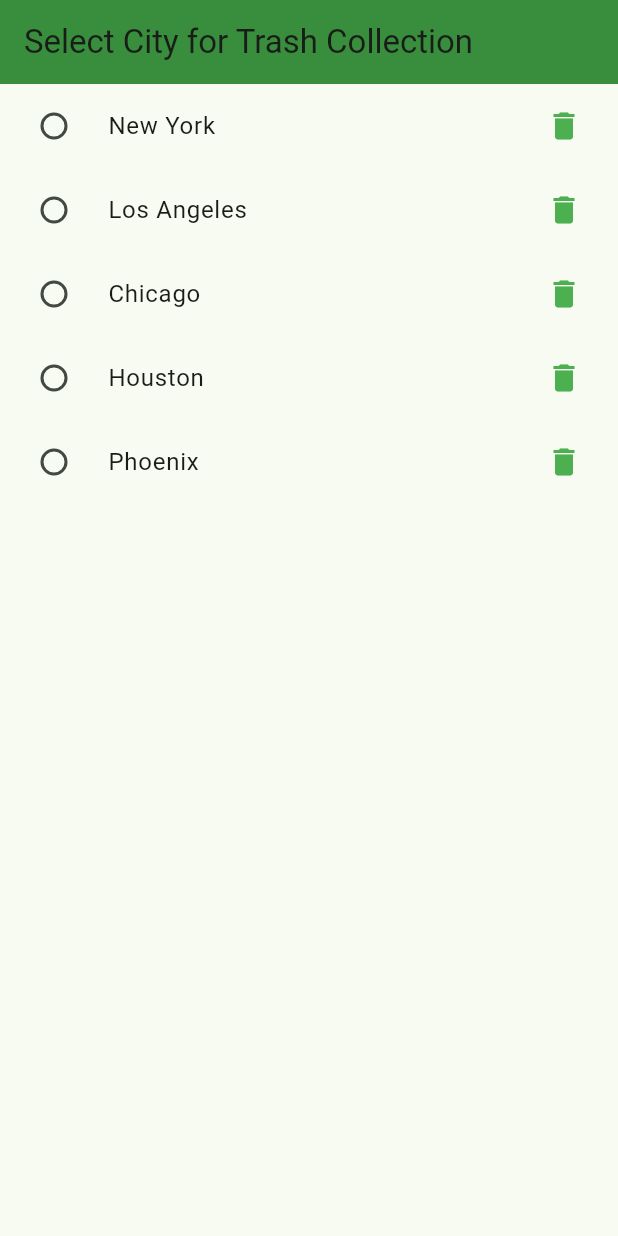
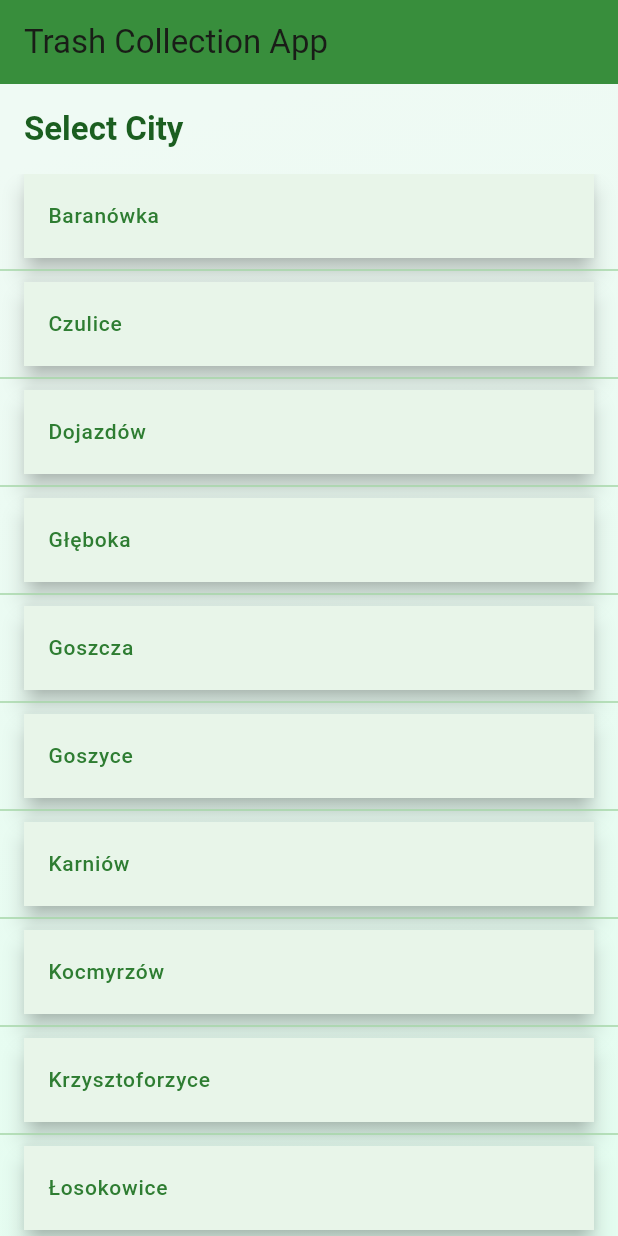
Before and after one commit to brxie/BinDay, a Flutter app: the screen it shows after launch, on a phone screen of 412 x 824 dp. Run offline on Flutter 3.47's test engine with Material 3 defaults, Android fonts, the phone set to English and light mode, and no system bars; our stand-ins replace shared_preferences, table_calendar.

Commit message:
List UI improvements

```diff
--- a/lib/data/events.dart
+++ b/lib/data/events.dart
@@ -22,7 +22,7 @@ List<Map<String, String>> getEventsForCity(String city) {
 }
 
 List<Map<String, String>> getNearestEventsForCity(String city) {
-  final now = DateTime.now();
+  final now = DateTime(DateTime.now().year, DateTime.now().month, DateTime.now().day);
   final events = getEventsForCity(city);
 
   // Find the nearest date
--- a/lib/pages/city_selection_page.dart
+++ b/lib/pages/city_selection_page.dart
@@ -7,18 +7,38 @@ bool isFirstBuild = true;
 class CitySelectionPage extends StatefulWidget {
   const CitySelectionPage({super.key});
 
-
   @override
   State<CitySelectionPage> createState() => _CitySelectionPageState();
 }
 
 class _CitySelectionPageState extends State<CitySelectionPage> {
   final List<String> _cities = [
-    'New York',
-    'Los Angeles',
-    'Chicago',
-    'Houston',
-    'Phoenix'
+    'Baranówka',
+    'Czulice',
+    'Dojazdów',
+    'Głęboka',
+    'Goszcza',
+    'Goszyce',
+    'Karniów',
+    'Kocmyrzów',
+    'Krzysztoforzyce',
+    'Łosokowice',
+    'Luborzyca',
+    'Łuczyce (część I Krakowska)',
+    'Łuczyce (część II Prądnik)',
+    'Maciejowice',
+    'Marszowice',
+    'Pietrzejowice',
+    'Prusy',
+    'Rawałowice',
+    'Sadowie',
+    'Skrzeszowice',
+    'Sulechów',
+    'Wiktorowice',
+    'Wilków',
+    'Wola Luborzycka',
+    'Wysiołek Luborzycki',
+    'Zastów'
   ];
   String? _selectedCity;
 
@@ -59,32 +79,81 @@ class _CitySelectionPageState extends State<CitySelectionPage> {
   Widget build(BuildContext context) {
     return Scaffold(
       appBar: AppBar(
-        title: const Text('Select City for Trash Collection'),
+        title: const Text('Trash Collection App'),
         backgroundColor: Colors.green[700],
       ),
-      body: ListView(
-        children: _cities.map((city) {
-          return RadioListTile<String>(
-            title: Text(city),
-            value: city,
-            groupValue: _selectedCity,
-            onChanged: (String? value) {
-              if (value != null) {
+      body: Container(
+        decoration: BoxDecoration(
+          gradient: LinearGradient(
+            colors: [
+              const Color.fromARGB(255, 239, 250, 244),
+              const Color.fromARGB(255, 228, 253, 240)
+            ],
+            begin: Alignment.topCenter,
+            end: Alignment.bottomRight,
+          ),
+        ),
+        child: Column(
+          crossAxisAlignment: CrossAxisAlignment.start,
+          children: <Widget>[
+            Padding(
+              padding: const EdgeInsets.all(16.0),
+              child: Text(
+                'Select City',
+                style: Theme.of(context).textTheme.titleLarge?.copyWith(
+                      color: Colors.green[900],
+                      fontWeight: FontWeight.bold,
+                    ),
+              ),
+            ),
+            Expanded(
+              child: ListView.separated(
+                itemCount: _cities.length,
+                separatorBuilder: (context, index) => Divider(
+                  color: Colors.green[200],
+                  thickness: 1,
+                ),
+                itemBuilder: (context, index) {
+                  final city = _cities[index];
+                  return Card(
+                    margin:
+                        const EdgeInsets.symmetric(horizontal: 16, vertical: 0),
+                    elevation: 6,
+                    shape: RoundedRectangleBorder(
+                      borderRadius: BorderRadius.circular(3),
+                    ),
+                    child: ListTile(
+                      tileColor: Colors.green[50],
+                      contentPadding:
+                          const EdgeInsets.symmetric(horizontal: 16),
+                      title: Text(
+                        city,
+                        style: TextStyle(
+                          fontSize: 14,
+                          fontWeight: FontWeight.w500,
+                          color: Colors.green[800],
+                        ),
+                      ),
+                      onTap: () {
                         setState(() {
-                  _selectedCity = value;
+                          _selectedCity = city;
                         });
-                _saveSelectedCity(value);
+                        _saveSelectedCity(city);
                         Navigator.push(
                           context,
                           MaterialPageRoute(
-                    builder: (context) => SchedulePage(selectedCities: [value]),
+                            builder: (context) =>
+                                SchedulePage(selectedCities: [city]),
                           ),
                         );
-              }
                       },
-            secondary: const Icon(Icons.delete, color: Colors.green),
+                    ),
                   );
-        }).toList(),
+                },
+              ),
+            ),
+          ],
+        ),
       ),
     );
   }
--- a/lib/pages/schedule_page.dart
+++ b/lib/pages/schedule_page.dart
@@ -21,10 +21,21 @@ class SchedulePageState extends State<SchedulePage> {
   Widget build(BuildContext context) {
     return Scaffold(
       appBar: AppBar(
-        title: const Text('Trash Collection Schedules'),
+        title: const Text('Trash Collection App'),
         backgroundColor: Colors.green[700],
       ),
-      body: ListView(
+      body: Container(
+        decoration: BoxDecoration(
+          gradient: LinearGradient(
+            colors: [
+              const Color.fromARGB(255, 239, 250, 244),
+              const Color.fromARGB(255, 228, 253, 240)
+            ],
+            begin: Alignment.topCenter,
+            end: Alignment.bottomRight,
+          ),
+        ),
+        child: ListView(
           children: widget.selectedCities.map((city) {
             final eventsToday = getEventsForCity(city).where((event) {
               final eventDate = DateTime.parse(event['date']!);
@@ -44,6 +55,7 @@ class SchedulePageState extends State<SchedulePage> {
               ],
             );
           }).toList(),
+        ),
       ),
       floatingActionButton: FloatingActionButton(
         onPressed: () {
```
Lines whose indentation alone changed are shown as unchanged.
